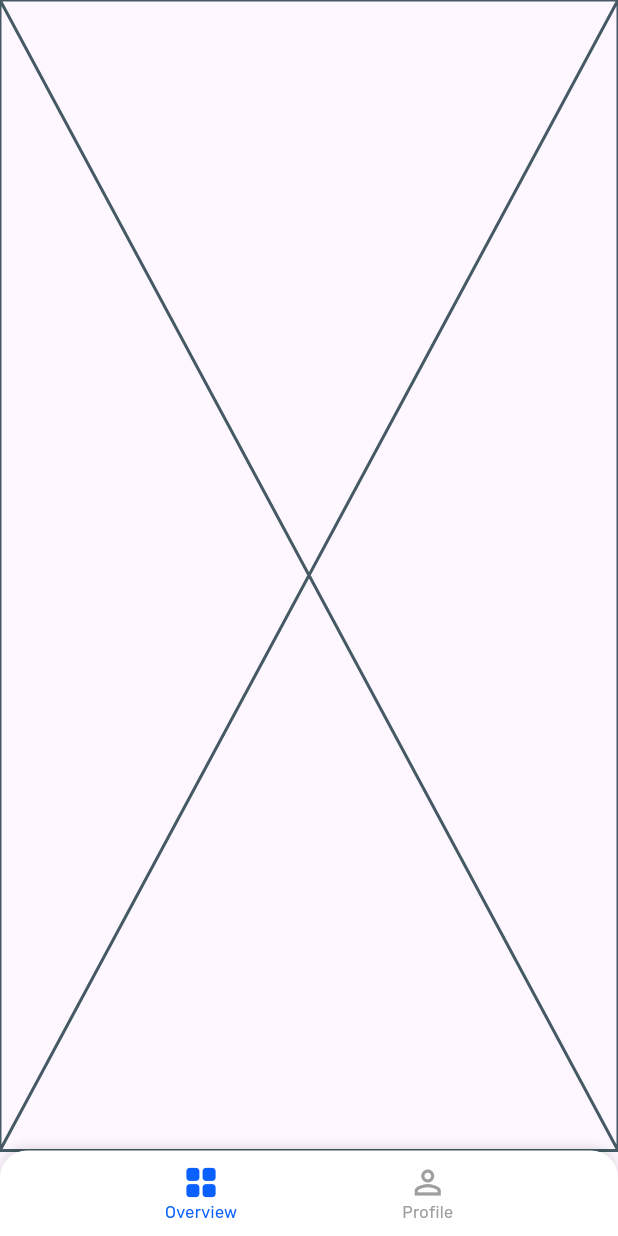
After one commit to Rohithkard/dental_project, a Flutter app: the StudentHomeView screen opened by its route, on a phone screen of 412 x 824 dp. The commit adds this screen. Run offline on Flutter 3.47's test engine with Material 3 defaults, Android fonts, the phone set to English and light mode, and no system bars; our stand-ins replace flutter_easyloading, flutter_svg, get, get_storage, google_fonts; accounts and stored records are empty.

Commit message:
chnages in all areas

```diff
--- /dev/null
+++ b/lib/ui/Student/nav_page/bind/student_nav_controller.dart
@@ -0,0 +1,17 @@
+import 'package:get/get.dart';
+
+class StudentNavBinding implements Bindings {
+  @override
+  void dependencies() {
+    Get.put(StudentNavController());
+  }
+}
+
+
+class StudentNavController extends GetxController {
+  RxInt currentIndex = 0.obs;
+
+  void changeTab(int index) {
+    currentIndex.value = index;
+  }
+}
--- /dev/null
+++ b/lib/ui/Student/nav_page/view/view.dart
@@ -0,0 +1,31 @@
+import 'package:dental_surway/ui/Student/nav_page/bind/student_nav_controller.dart';
+import 'package:dental_surway/ui/Student/overview/view/overview.dart';
+import 'package:dental_surway/utls/common_widgets.dart';
+import 'package:flutter/material.dart';
+import 'package:get/get.dart';
+import 'package:google_fonts/google_fonts.dart';
+
+class StudentHomeView extends StatelessWidget {
+  StudentHomeView({super.key});
+
+  final controller = Get.put(StudentNavController());
+
+  final pages = [OverviewView(),];
+
+  @override
+  Widget build(BuildContext context) {
+    return Obx(() {
+      return Scaffold(
+        body: IndexedStack(
+          index: controller.currentIndex.value,
+          children: pages,
+        ),
+
+        bottomNavigationBar: StudentBottomNav(
+          currentIndex: controller.currentIndex.value,
+          onTap: controller.changeTab,
+        ),
+      );
+    });
+  }
+}
--- /dev/null
+++ b/lib/ui/Student/overview/bind/overview_bind.dart
@@ -0,0 +1,13 @@
+import 'package:get/get.dart';
+
+class StudentOverViewBinding implements Bindings {
+  @override
+  void dependencies() {
+    Get.put(StudentOverViewController());
+  }
+}
+
+
+class StudentOverViewController extends GetxController {
+
+}
--- /dev/null
+++ b/lib/ui/Student/overview/view/overview.dart
@@ -0,0 +1,10 @@
+import 'package:flutter/material.dart';
+
+class OverviewView extends StatelessWidget {
+  const OverviewView({super.key});
+
+  @override
+  Widget build(BuildContext context) {
+    return const Placeholder();
+  }
+}
--- /dev/null
+++ b/lib/ui/Student/profile/bind/profile_bind.dart
@@ -0,0 +1,13 @@
+import 'package:get/get.dart';
+
+class StudentProfileBinding implements Bindings {
+  @override
+  void dependencies() {
+    Get.put(StudentProfileController());
+  }
+}
+
+
+class StudentProfileController extends GetxController {
+
+}
--- /dev/null
+++ b/lib/ui/Student/profile/view/profile.dart
@@ -0,0 +1,10 @@
+import 'package:flutter/material.dart';
+
+class ProfileStudentView extends StatelessWidget {
+  const ProfileStudentView({super.key});
+
+  @override
+  Widget build(BuildContext context) {
+    return const Placeholder();
+  }
+}
--- a/lib/ui/questions/view/question_view.dart
+++ b/lib/ui/questions/view/question_view.dart
@@ -14,12 +14,6 @@ class QuestionsView extends StatelessWidget {
   Widget build(BuildContext context) {
     return Scaffold(
       backgroundColor: const Color(0xFFE9F0FF),
-
-      bottomNavigationBar: AdminBottomNav(
-        currentIndex: 1,
-        onTap: (i) {},
-      ),
-
       body: SafeArea(
         child: SingleChildScrollView(
           padding: const EdgeInsets.all(16),
@@ -64,7 +58,7 @@ class QuestionsView extends StatelessWidget {
                         ),
                         ElevatedButton.icon(
                           icon: const Icon(Icons.add, size: 18, color: Colors.white),
-                          label: const Text("Add Question"),
+                          label:  Text("Add Question",style: TextStyle(fontSize: 14.0,color: Colors.white,fontWeight: FontWeight.bold),),
                           style: ElevatedButton.styleFrom(
                             backgroundColor: const Color(0xFF0A61FF),
                             padding: const EdgeInsets.symmetric(horizontal: 14, vertical: 10),
--- a/lib/ui/student_otp/bind/student_otp_bind.dart
+++ b/lib/ui/student_otp/bind/student_otp_bind.dart
@@ -1,3 +1,4 @@
+import 'package:dental_surway/utls/routes.dart';
 import 'package:flutter/material.dart';
 import 'package:get/get.dart';
 
@@ -34,6 +35,6 @@ class StudentOtpController extends GetxController {
     }
 
     // Navigate
-    // Get.toNamed('/dashboard');
+     Get.toNamed(Routes.studentNavPage);
   }
 }
--- a/lib/utls/app_pages.dart
+++ b/lib/utls/app_pages.dart
@@ -1,3 +1,9 @@
+import 'package:dental_surway/ui/Student/nav_page/bind/student_nav_controller.dart';
+import 'package:dental_surway/ui/Student/nav_page/view/view.dart';
+import 'package:dental_surway/ui/Student/overview/bind/overview_bind.dart';
+import 'package:dental_surway/ui/Student/overview/view/overview.dart';
+import 'package:dental_surway/ui/Student/profile/bind/profile_bind.dart';
+import 'package:dental_surway/ui/Student/profile/view/profile.dart';
 import 'package:dental_surway/ui/admin_dashboard/bind/admin_dashboard_controller.dart';
 import 'package:dental_surway/ui/admin_dashboard/view/admin_view.dart';
 import 'package:dental_surway/ui/admin_login/bind/admin_login_bind.dart';
@@ -73,5 +79,21 @@ abstract class AppPages {
       page: () => AdminProfileView(),
       binding: AdminProfileBind(),
     ),
+
+    GetPage(
+      name: Routes.studentNavPage,
+      page: () => StudentHomeView(),
+      binding: StudentNavBinding(),
+    ),
+    GetPage(
+      name: Routes.studentHomePage,
+      page: () => OverviewView(),
+      binding: StudentOverViewBinding(),
+    ),
+    GetPage(
+      name: Routes.studentProfile,
+      page: () => ProfileStudentView(),
+      binding: StudentProfileBinding(),
+    ),
   ];
 }
--- a/lib/utls/common_widgets.dart
+++ b/lib/utls/common_widgets.dart
@@ -391,3 +391,68 @@ class AdminBottomNav extends StatelessWidget {
     );
   }
 }
+
+
+class StudentBottomNav extends StatelessWidget {
+  final int currentIndex;
+  final Function(int index) onTap;
+
+  const StudentBottomNav({
+    super.key,
+    required this.currentIndex,
+    required this.onTap,
+  });
+
+  @override
+  Widget build(BuildContext context) {
+    return Container(
+      padding: const EdgeInsets.symmetric(vertical: 8),
+      decoration: const BoxDecoration(
+        color: Colors.white,
+        borderRadius: BorderRadius.only(
+          topLeft: Radius.circular(18),
+          topRight: Radius.circular(18),
+        ),
+        boxShadow: [
+          BoxShadow(
+            color: Colors.black12,
+            blurRadius: 6,
+            offset: Offset(0, -2),
+          )
+        ],
+      ),
+      child: Row(
+        mainAxisAlignment: MainAxisAlignment.spaceEvenly,
+        children: [
+          navItem(Icons.grid_view_rounded, "Overview", 0),
+          navItem(Icons.person_outline, "Profile", 1),
+        ],
+      ),
+    );
+  }
+
+  Widget navItem(IconData icon, String label, int index) {
+    final bool active = currentIndex == index;
+
+    return InkWell(
+      onTap: () => onTap(index),
+      child: Column(
+        mainAxisSize: MainAxisSize.min,
+        children: [
+          Icon(
+            icon,
+            size: 26,
+            color: active ? const Color(0xFF0A61FF) : Colors.grey,
+          ),
+          Text(
+            label,
+            style: GoogleFonts.rubik(
+              fontSize: 12,
+              color: active ? const Color(0xFF0A61FF) : Colors.grey,
+            ),
+          )
+        ],
+      ),
+    );
+  }
+}
--- a/lib/utls/routes.dart
+++ b/lib/utls/routes.dart
@@ -9,4 +9,11 @@ abstract class Routes {
   static const questionRoute = '/questionRoute';
   static const mainAdminRoute = '/mainAdminRoute';
   static const adminProfileRoute = '/adminProfileRoute';
+
+  //Student
+
+  static const studentNavPage = '/studentNavPage';
+  static const studentHomePage = '/studentHomePage';
+  static const studentProfile = '/studentHomePage';
+
 }
```
